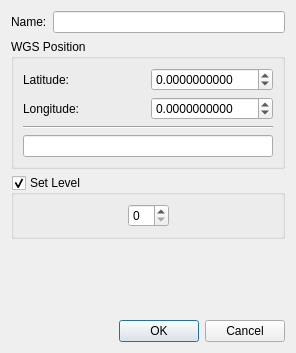
The window that resources/CenterPointEditDialog.ui (MichalVlasak/OSMViewer) describes before a commit, drawn with Qt 5.
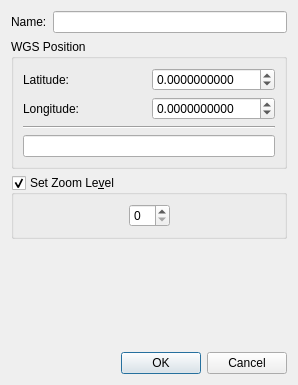
The same window after the commit.

```diff
--- a/resources/CenterPointEditDialog.ui
+++ b/resources/CenterPointEditDialog.ui
@@ -6,8 +6,8 @@
    <rect>
     <x>0</x>
     <y>0</y>
-    <width>278</width>
-    <height>353</height>
+    <width>298</width>
+    <height>385</height>
    </rect>
   </property>
   <property name="windowTitle">
@@ -97,7 +97,7 @@
    <item>
     <widget class="QGroupBox" name="levelCheckBox">
      <property name="title">
-      <string>Set Level</string>
+      <string>Set Zoom Le&amp;vel</string>
      </property>
      <property name="checkable">
       <bool>true</bool>
```
Left out of the diff: 4 changed lines with no effect on the pictures.
